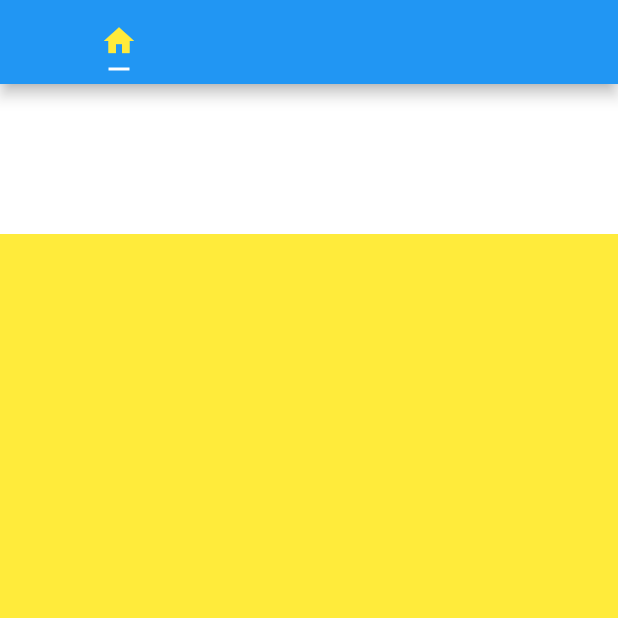
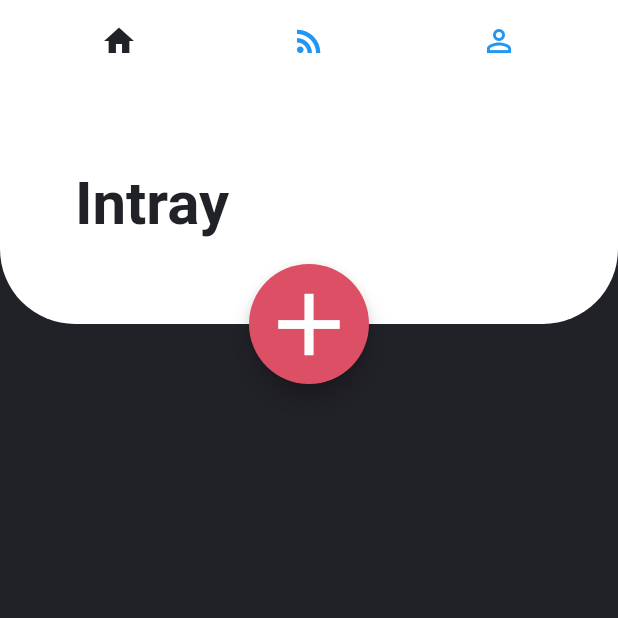
Before and after one commit to chirchirbitok/ToDo, a Flutter app: the screen it shows after launch, on a phone screen of 412 x 824 dp, the top half of it. Run offline on Flutter 3.47's test engine with Material 2 defaults, Android fonts, the phone set to English and light mode, and no system bars; Roboto replaces fonts that are missing (Avenir).

Commit message:
Create Intray top bar and button #2

```diff
--- a/APP/todoapp/lib/main.dart
+++ b/APP/todoapp/lib/main.dart
@@ -1,4 +1,5 @@
 import 'package:flutter/material.dart';
+import 'models/global.dart';
 
 void main() {
   runApp(const MyApp());
@@ -41,7 +42,7 @@
             body: Stack(children: <Widget>[
               TabBarView(children: [
                 Container(
-                  color: Colors.yellow,
+                  color: darkGreyColor,
                 ),
                 Container(
                   color: Colors.orange,
@@ -51,11 +52,42 @@
                 ),
               ]),
               Container(
-                height: 100,
-                color: Colors.white,
+                padding: EdgeInsets.only(left: 50),
+                height: 160,
+                decoration: BoxDecoration(
+                  borderRadius: BorderRadius.only(
+                      bottomLeft: Radius.circular(50),
+                      bottomRight: Radius.circular(50)),
+                  color: Colors.white,
+                ),
+                child: Row(
+                  children: <Widget>[
+                    Text(
+                      "Intray",
+                      style: intrayTitleStyle,
+                    ),
+                    Container()
+                  ],
+                ),
+              ),
+              Container(
+                height: 80,
+                width: 80,
+                margin: EdgeInsets.only(
+                    top: 120,
+                    left: MediaQuery.of(context).size.width * 0.5 - 40),
+                child: FloatingActionButton(
+                  child: Icon(
+                    Icons.add,
+                    size: 70,
+                  ),
+                  backgroundColor: redColor,
+                  onPressed: () {},
+                ),
               )
             ]),
             appBar: AppBar(
+              elevation: 0,
               title: TabBar(
                 tabs: [
                   Tab(
@@ -68,11 +100,13 @@
                     icon: new Icon(Icons.perm_identity),
                   )
                 ],
-                labelColor: Colors.yellow,
+                labelColor: darkGreyColor,
                 unselectedLabelColor: Colors.blue,
                 indicatorSize: TabBarIndicatorSize.label,
                 indicatorPadding: EdgeInsets.all(5.0),
+                indicatorColor: Colors.transparent,
               ),
+              backgroundColor: Colors.white,
             ),
             backgroundColor: Colors.white,
           ),
--- /dev/null
+++ b/APP/todoapp/lib/models/global.dart
@@ -0,0 +1,10 @@
+import 'package:flutter/material.dart';
+
+Color darkGreyColor = new Color(0xFF212128);
+Color redColor = new Color(0xFFDC4F64);
+
+TextStyle intrayTitleStyle = TextStyle(
+    fontFamily: "Avenir",
+    fontWeight: FontWeight.bold,
+    color: darkGreyColor,
+    fontSize: 40);
```
